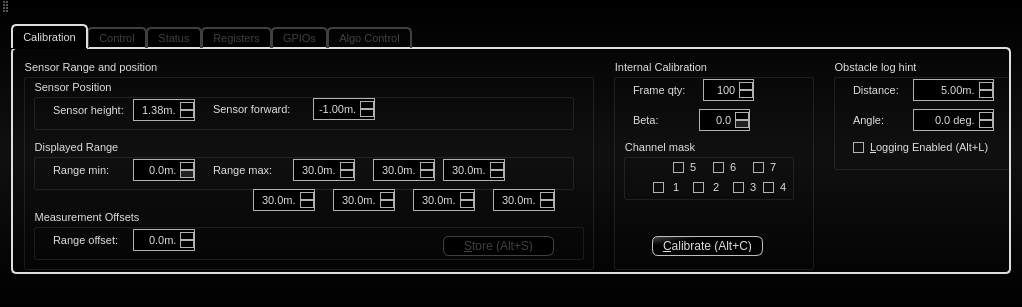
samanwaya-jena/EVAL-ADAL6110-16-GUI, file src/AWLQtDemo/awlqtdemo.ui: the form before one commit.
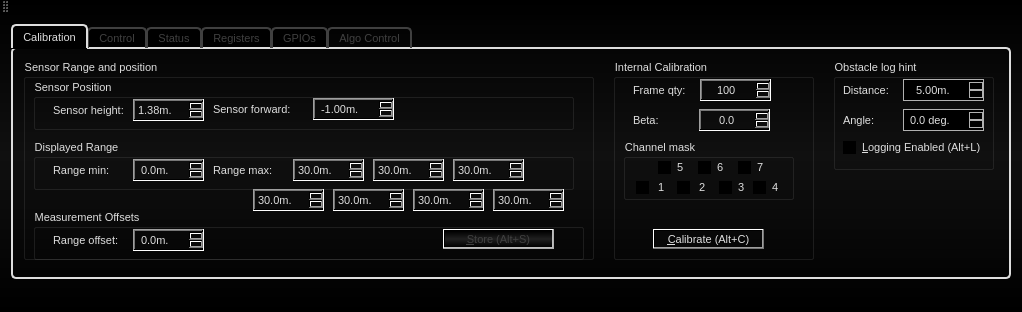
The form after the commit. Icons and pictures are not drawn.

```diff
--- a/src/AWLQtDemo/awlqtdemo.ui
+++ b/src/AWLQtDemo/awlqtdemo.ui
@@ -10,7 +10,7 @@
     <x>0</x>
     <y>0</y>
     <width>1020</width>
-    <height>294</height>
+    <height>305</height>
    </rect>
   </property>
   <property name="sizePolicy">
@@ -447,14 +447,34 @@
 spacing: 10px; /* spacing between items in the tool bar */
 }
 
-QLabel
-{
-background:transparent;
+/* Provide a padding for the layout inside the frame. The frame
+   exists only to provide a padding for the top-right image, so we
+   explicitly disable the border. */
+#mainFrame {
+    padding-right: 30px;
+    border-style: none;
+    border-image: none; /* since we set a border-image below */
 }
-/*QAbstractItemView
-{
-background-color: QLinearGradient( x1: 0, y1: 0, x2: 0, y2: 1, stop: 0 #4d4d4d, stop: 0.1 #646464, stop: 1 #5d5d5d);
-}*/
+
+/* mainFrame won't have this border-image since we have
+   explicitly set it to 'none' using a more specific selector. */
+QLineEdit, QComboBox[editable=&quot;true&quot;], QSpinBox, QAbstractSpinBox {
+    border-image: url(:/Widgets/Images/Widgets/frame.png) 4;
+    border-width: 3;
+}
+
+/* color for hiliting selected text should be orange instead of default blue */
+QLineEdit, QComboBox[editable=&quot;true&quot;], QSpinBox, QAbstractSpinBox, QAbstractItemView {
+	selection-background-color: QLinearGradient( x1: 0, y1: 0, x2: 0, y2: 1, stop: 0 #ffa02f, stop: 1 #d7801a);
+}
+
+QLabel {
+	background:transparent;
+    border: none;
+    border-image: none;
+    padding: 0;
+    background: none;
+}
 
 QMenuBar
 {
@@ -513,16 +533,6 @@
 color: #000000;
 }
 
-QLineEdit
-{
-/*background-color: QLinearGradient( x1: 0, y1: 0, x2: 0, y2: 1, stop: 0 #4d4d4d, stop: 0 #646464, stop: 1 #5d5d5d);*/
-padding: 1px;
-border-style: solid;
-border: 1px solid #bebebe;
-border-radius: 5;
-background-color: #000000;
-}
-
 QTextEdit
 {
 background-color: #101010;
@@ -539,91 +549,89 @@
 background-color: #101010;
 }
 
-QPushButton
-{
-/*color: #dedede;*/
-/*background-color: QLinearGradient( x1: 0, y1: 0, x2: 0, y2: 1, stop: 0 #1a1a1a, stop: 0.1 #101010, stop: 0.5 #0e0e0e, stop: 0.9 #0a0a0a, stop: 1 #000000);
-*/
-border-width: 1px;
-border-color: #bebebe;
-border-style: solid;
-border-radius: 6;
-padding: 3px;
-font-size: 12px;
-padding-left: 5px;
-padding-right: 5px;
-font-size: 12px;
-/*background-color: #000000;*/
-/*background-color:qlineargradient(spread:pad, x1:0.5, y1:0.5, x2:0, y2:0, stop:0 rgba(0, 0, 0, 255), stop:0.5 rgba(32, 32, 32, 255) stop:1 rgba(0, 0, 0, 255));*/
-	background-color: qlineargradient(spread:pad, x1:1, y1:1, x2:0, y2:0.017, stop:0.753769 rgba(0, 0, 0, 255), stop:1 rgba(69, 69, 69, 255));
+/* Customize push buttons and comboboxes. Our read-only combobox
+   is very similar to a push button, so they share the same border image. */
+
+QPushButton {
+    min-width: 4em;
 }
 
-QPushButton:disabled
-{
-/*color: #dedede;*/
-border-width: 1px;
-border-color: #404040;
-border-style: solid;
-border-radius: 6;
-padding: 3px;
-font-size: 12px;
-padding-left: 5px;
-padding-right: 5px;
-font-size: 12px;
-background-color: #000000;
+QPushButton, QComboBox[editable=&quot;false&quot;],
+QComboBox[editable=&quot;true&quot;]::drop-down, QSpinBox, QAbstractSpinBox {
+    border-image:  url(:/Widgets/Images/Widgets/pushbutton.png) 5;
+    border-width: 5;
 }
 
-QPushButton:pressed
-{
-background-color: QLinearGradient( x1: 0, y1: 0, x2: 0, y2: 1, stop: 0 #4d4d4d, stop: 0.1 #4b4b4b, stop: 0.5 #494949, stop: 0.9 #484848, stop: 1 #454545);
+QPushButton:hover, QComboBox[editable=&quot;false&quot;]:hover,
+QComboBox[editable=&quot;true&quot;]::drop-down:hover, QMenuBar::item:hover, QSpinBox:hover, QAbstractSpinBox:hover {
+    border-image: url(:/Widgets/Images/Widgets/pushbutton_hover.png) 5;
+    border-width: 5;
 }
 
-QPushButton:hover
-{
-border: 1px solid QLinearGradient( x1: 0, y1: 0, x2: 0, y2: 1, stop: 0 #ffa02f, stop: 1 #d7801a);
+QPushButton:pressed, QComboBox[editable=&quot;false&quot;]:on,
+QComboBox[editable=&quot;true&quot;]::drop-down:on, QMenuBar::item:on , QSpinBox:pressed, QAbstractSpinBox:pressed{
+    border-image: url(:/Widgets/Images/Widgets/pushbutton_pressed.png) 5;
+    border-width: 5;
 }
 
-QComboBox
-{
-selection-background-color: #ffaa00;
-/*background-color: #000000;*/
-background-color:qlineargradient(spread:pad, x1:0.5, y1:0.5, x2:0, y2:0, stop:0 rgba(0, 0, 0, 255), stop:0.5 rgba(32, 32, 32, 255) stop:1 rgba(0, 0, 0, 255));
-border-style: solid;
-border: 1px solid #bebebe;
-border-radius: 5;
+/* Customize read-only comboboxes. */
+
+QComboBox[editable=&quot;false&quot;] {
+    padding-left: 3px;
+    padding-right: 20px; /* space for the arrow */
 }
 
-QComboBox:hover
-{
-border: 1px solid QLinearGradient( x1: 0, y1: 0, x2: 0, y2: 1, stop: 0 #ffa02f, stop: 1 #d7801a);
+QComboBox[editable=&quot;false&quot;]::drop-down {
+    subcontrol-origin: padding;
+    subcontrol-position: top right;
+    width: 15px;
+    border-left-style: solid;
+    border-left-color: darkgray;
+    border-left-width: 1px;
 }
 
+QComboBox[editable=&quot;false&quot;]::down-arrow {
+    subcontrol-origin: content;
+    subcontrol-position: center;
+    position: relative;
+    left: 1px; /* 1 pixel dropdown border */
+}
 
-QComboBox:on
-{
-padding-top: 3px;
-padding-left: 4px;
-background-color: QLinearGradient( x1: 0, y1: 0, x2: 0, y2: 1, stop: 0 #0d0d0d, stop: 0.1 #0b0b0b, stop: 0.5 #090909, stop: 0.9 #080808, stop: 1 #050505);
-selection-background-color: #ffaa00;
+/* The combobox arrow is on when the popup is open. */
+QComboBox[editable=&quot;false&quot;]::down-arrow:on {
+    position: relative;
+    top: 1px;
+    left: 2px;
 }
 
-QComboBox QAbstractItemView
-{
-border: 2px solid darkgray;
-selection-background-color: QLinearGradient( x1: 0, y1: 0, x2: 0, y2: 1, stop: 0 #ffa02f, stop: 1 #d7801a);
+/* Customize editable comboboxes. */
+
+QComboBox[editable=&quot;true&quot;] {
+    padding-right: 16px;
 }
 
-QComboBox::drop-down
-{
-subcontrol-origin: padding;
-subcontrol-position: top right;
-width: 15px;
+QComboBox[editable=&quot;true&quot;]::drop-down {
+    subcontrol-origin: border;
+    subcontrol-position: top right;
+    width: 13px;
+    position: absolute;
+    top: 2px;
+    bottom: 2px;
+    right: 2px;
+}
 
-border-left-width: 0px;
-border-left-color: darkgray;
-border-left-style: solid; /* just a single line */
-border-top-right-radius: 3px; /* same radius as the QComboBox */
-border-bottom-right-radius: 3px;
+QComboBox[editable=&quot;true&quot;]::drop-down,
+QComboBox[editable=&quot;true&quot;]::drop-down:hover,
+QComboBox[editable=&quot;true&quot;]::drop-down:on {
+    border-width: 0px;  
+    border-left-width: 3px; /* we need only left and center part */
+}
+
+/* Shift the arrow when it's open. */
+QComboBox[editable=&quot;true&quot;]::down-arrow:on {
+    position: relative;
+    top: 1px;
+    left: 1px;
 }
 
 QGroupBox:focus
@@ -711,6 +719,7 @@
 subcontrol-origin: margin;
 }
 
+/*
 QScrollBar::up-arrow:vertical, QScrollBar::down-arrow:vertical
 {
 border: 1px solid black;
@@ -718,12 +727,14 @@
 height: 1px;
 background: white;
 }
+*/
 
 QScrollBar::add-page:vertical, QScrollBar::sub-page:vertical
 {
 background: none;
 }
 
+
 QHeaderView::section
 {
 background-color: QLinearGradient(x1:0, y1:0, x2:0, y2:1, stop:0 #616161, stop: 0.5 #505050, stop: 0.6 #434343, stop:1 #656565);
@@ -867,27 +878,37 @@
 border:transparent;
 }
 
-QRadioButton::indicator:checked, QRadioButton::indicator:unchecked{
-color: #b1b1b1;
-/*background-color: #808080*/;
-border: 1px solid #b1b1b1;
-border-radius: 6px;
+QRadioButton::indicator:unchecked{
+image: url(:/Widgets/Images/Widgets/radiobutton_unchecked.png);
 }
 
+QRadioButton::indicator:unchecked:hover {
+    image: url(:/Widgets/Images/Widgets/radiobutton_unchecked_hover.png);
+}
+
+QRadioButton::indicator:unchecked:pressed {
+    image: url(:/Widgets/Images/Widgets/radiobutton_unchecked_pressed.png);
+}
+
+
 QRadioButton::indicator:checked
 {
-background-color: qradialgradient(
-cx: 0.5, cy: 0.5,
-fx: 0.5, fy: 0.5,
-radius: 1.0,
-stop: 0.25 #ffaa00,
-stop: 0.3 #000000
-);
+    image: url(:/Widgets/Images/Widgets/radiobutton_checked.png);
+
 }
 
+QRadioButton::indicator:checked:hover {
+    image: url(:/Widgets/Images/Widgets/radiobutton_checked_hover.png);
+}
+
+QRadioButton::indicator:checked:pressed {
+    image: url(:/Widgets/Images/Widgets/radiobutton_checked_pressed.png);
+}
+
+
 QRadioButton::indicator
 {
-border-radius: 6px;
+background: transparent;
 }
 
  QRadioButton::indicator:disabled
@@ -895,21 +916,6 @@
 border: 1px solid #444;
 }
 
-QRadioButton::indicator:hover, QCheckBox::indicator:hover
-{
-border: 1px solid #ffaa00;
-}
-
-
-QCheckBox::indicator
-{
-color: #b1b1b1;
-/*background-color: #808080;*/
-border: 1px solid #b1b1b1;
-width: 9px;
-height: 9px;
-}
-
 QCheckBox::indicator:disabled
 {
 border: 1px solid #444;
@@ -921,41 +927,93 @@
 }
 
 QCheckBox::indicator{
-color: #b1b1b1;
-/*background-color: #808080;*/
-border: 1px solid #b1b1b1;
-width: 9px;
-height: 9px;
+background:#000000;
+border: 0px solid #b1b1b1;
+width: 13px;
+height:13px;
 }
 
-QCheckBox::indicator:checked, QCheckBox::indicator:unchecked{
-color: #b1b1b1;
-/*background-color: #808080;*/
-border: 1px solid #b1b1b1;
-border-radius: 6px;
-}
 
 QCheckBox::indicator:checked
 {
-background-color: qradialgradient(
-cx: 0.5, cy: 0.5,
-fx: 0.5, fy: 0.5,
-radius: 1.0,
-stop: 0.25 #ffaa00,
-stop: 0.3 #000000
-);
+    image: url(:/Widgets/Images/Widgets/checkbox_checked.png);
 }
 
-QAbstractSpinBox {
-color: #dedede;
-background-color: #000000;
-border: 1px solid #b1b1b1;
+QCheckBox::indicator:unchecked {
+    image: url(:/Widgets/Images/Widgets/checkbox_unchecked.png);
+}
+
+QCheckBox::indicator:unchecked:hover {
+    image: url(:/Widgets/Images/Widgets/checkbox_unchecked_hover.png);
+}
+
+QCheckBox::indicator:unchecked:pressed {
+    image: url(:/Widgets/Images/Widgets/checkbox_unchecked_pressed.png);
+}
+
+QCheckBox::indicator:checked:hover {
+    image: url(:/Widgets/Images/Widgets/checkbox_checked_hover.png);
+}
+
+QCheckBox::indicator:checked:pressed {
+    image: url(:/Widgets/Images/Widgets/checkbox_checked_pressed.png);
+}
+
+/* Customize spin boxes. */
+
+QSpinBox { 
+    padding-right: 15px;
+}
+
+QSpinBox::up-button {
+    subcontrol-origin: border;
+    subcontrol-position: top right;
+
+    width: 16px; /* 16 + 2*1px border-width = 15px padding + 3px parent border */
+    border-image: url(:/Widgets/Images/Widgets/spinup.png) 1;
+    border-width: 1px;
+}
+
+QSpinBox::up-button:hover {
+    border-image: url(:/Widgets/Images/Widgets/spinup_hover.png) 1;
+}
+
+QSpinBox::up-button:pressed {
+    border-image: url(:/Widgets/Images/Widgets/spinup_pressed.png) 1;
+}
+
+QSpinBox::down-button {
+    subcontrol-origin: border;
+    subcontrol-position: bottom right;
+
+    width: 16px;
+    border-image: url(:/Widgets/Images/Widgets/spindown.png) 1;
+    border-width: 1px;
+    border-top-width: 0;
+}
+
+QSpinBox::down-button:hover {
+    border-image: url(:/Widgets/Images/Widgets/spindown_hover.png) 1;
+}
+
+QSpinBox::down-button:pressed {
+    border-image: url(:/Widgets/Images/Widgets/spindown_pressed.png) 1;
+}
+
+/* Customize double spin boxes. */
+
+QAbstractSpinBox { 
+    padding-right: 15px;
+
 }
 
 QAbstractSpinBox::up-button {
-color: #dedede;
-background-color: #000000;
-border: 1px solid #b1b1b1;
+    subcontrol-origin: border;
+    subcontrol-position: top right;
+
+    width: 16px; /* 16 + 2*1px border-width = 15px padding + 3px parent border */
+    border-image: url(:/Widgets/Images/Widgets/spinup.png) 1;
+    border-width: 1px;
 }
 
 QAbstractSpinBox::up-button:hover {
@@ -964,25 +1022,17 @@
 }
 
 QAbstractSpinBox::up-button:pressed {
-background-color: QLinearGradient( x1: 0, y1: 0, x2: 0, y2: 1, stop: 0 #4d4d4d, stop: 0.1 #4b4b4b, stop: 0.5 #494949, stop: 0.9 #484848, stop: 1 #454545);
-}
-
-QAbstractSpinBox::up-arrow {
-color: #dedede;
-background-color: #000000;
-
-}
-
-QAbstractSpinBox::up-arrow:disabled, QSpinBox::up-arrow:off { /* off state when value is max */
-color: #404040;
-background-color: #202020;
-border: 1px solid #b1b1b1;
+    border-image: url(:/Widgets/Images/Widgets/spinup_pressed.png) 1;
 }
 
 QAbstractSpinBox::down-button {
-color: #dedede;
-background-color: #000000;
-border: 1px solid #b1b1b1;
+    subcontrol-origin: border;
+    subcontrol-position: bottom right;
+
+    width: 16px;
+    border-image: url(:/Widgets/Images/Widgets/spindown.png) 1;
+    border-width: 1px;
+    border-top-width: 0;
 }
 
 QAbstractSpinBox::down-button:hover {
@@ -991,19 +1041,7 @@
  }
 
 QAbstractSpinBox::down-button:pressed {
-background-color: QLinearGradient( x1: 0, y1: 0, x2: 0, y2: 1, stop: 0 #4d4d4d, stop: 0.1 #4b4b4b, stop: 0.5 #494949, stop: 0.9 #484848, stop: 1 #454545);
-}
-
-QAbstractSpinBox::down-arrow {
-color: #dedede;
-background-color: #000000;
-
-}
-
-QAbstractSpinBox::down-arrow:disabled,
-QAbstractSpinBox::down-arrow:off { /* off state when value in min */
-color: #404040;
-background-color: #202020;
+    border-image: url(:/Widgets/Images/Widgets/spindown_pressed.png) 1;
 }
 
 QTableView
@@ -1014,22 +1052,27 @@
 color: rgb(255,255,255);
 }
 
-/*
-QTableView::focus
-{
-border-color: transparent;
+/* Customize arrows. */
+
+*::down-arrow, *::menu-indicator {
+    image: url(:/Widgets/Images/Widgets/down_arrow.png);
+    width: 7px;
+    height: 7px;
 }
-*/
-/*
-QToolTip
-{
-border: 1px solid black;
-background-color: #ffa02f;
-padding: 1px;
-border-radius: 3px;
-opacity: 100;
+
+*::down-arrow:disabled, *::down-arrow:off {
+   image: url(:/Widgets/Images/Widgets/down_arrow_disabled.png);
 }
-*/
+
+*::up-arrow {
+    image: url(:/Widgets/Images/Widgets/up_arrow.png);
+    width: 7px;
+    height: 7px;
+}
+
+*::up-arrow:disabled, *::up-arrow:off {
+   image: url(:/WidgetImages/Iimages/up_arrow_disabled.png);
+}
 
 QToolbar
 {
@@ -1100,7 +1143,6 @@
 {
 border: 2px solid QLinearGradient( x1: 0, y1: 0, x2: 0, y2: 1, stop: 0 #ffa02f, stop: 1 #d7801a);
 }
-
 </string>
   </property>
   <property name="tabShape">
@@ -1133,7 +1175,7 @@
         <property name="minimumSize">
          <size>
           <width>1000</width>
-          <height>250</height>
+          <height>255</height>
          </size>
         </property>
         <property name="sizeIncrement">
@@ -1176,7 +1218,7 @@
             <x>600</x>
             <y>10</y>
             <width>201</width>
-            <height>211</height>
+            <height>201</height>
            </rect>
           </property>
           <property name="styleSheet">
@@ -1209,7 +1251,7 @@
            <widget class="QCheckBox" name="calibrationChannel7CheckBox">
             <property name="geometry">
              <rect>
-              <x>130</x>
+              <x>115</x>
               <y>20</y>
               <width>31</width>
               <height>17</height>
@@ -1225,7 +1267,7 @@
            <widget class="QCheckBox" name="calibrationChannel6CheckBox">
             <property name="geometry">
              <rect>
-              <x>90</x>
+              <x>75</x>
               <y>20</y>
               <width>31</width>
               <height>17</height>
@@ -1241,9 +1283,9 @@
            <widget class="QCheckBox" name="calibrationChannel5CheckBox">
             <property name="geometry">
              <rect>
-              <x>50</x>
+              <x>35</x>
               <y>20</y>
-              <width>31</width>
+              <width>33</width>
               <height>17</height>
              </rect>
             </property>
@@ -1253,13 +1295,16 @@
             <property name="text">
              <string>5</string>
             </property>
+            <property name="checked">
+             <bool>true</bool>
+            </property>
            </widget>
            <widget class="QCheckBox" name="calibrationChannel2CheckBox">
             <property name="geometry">
              <rect>
-              <x>70</x>
+              <x>54</x>
               <y>40</y>
-              <width>31</width>
+              <width>33</width>
               <height>17</height>
              </rect>
             </property>
@@ -1273,9 +1318,9 @@
            <widget class="QCheckBox" name="calibrationChannel3CheckBox">
             <property name="geometry">
              <rect>
-              <x>110</x>
+              <x>96</x>
               <y>40</y>
-              <width>31</width>
+              <width>33</width>
               <height>17</height>
              </rect>
             </property>
@@ -1289,9 +1334,9 @@
            <widget class="QCheckBox" name="calibrationChannel1CheckBox">
             <property name="geometry">
              <rect>
-              <x>30</x>
+              <x>13</x>
               <y>40</y>
-              <width>31</width>
+              <width>33</width>
               <height>17</height>
              </rect>
             </property>
@@ -1302,15 +1347,15 @@
              <string> 1</string>
             </property>
             <property name="checked">
-             <bool>false</bool>
+             <bool>true</bool>
             </property>
            </widget>
            <widget class="QCheckBox" name="calibrationChannel4CheckBox">
             <property name="geometry">
              <rect>
-              <x>140</x>
+              <x>130</x>
               <y>40</y>
-              <width>31</width>
+              <width>35</width>
               <height>17</height>
              </rect>
             </property>
@@ -1346,7 +1391,7 @@
             <rect>
              <x>86</x>
              <y>50</y>
-             <width>51</width>
+             <width>71</width>
              <height>22</height>
             </rect>
            </property>
@@ -1369,9 +1414,9 @@
           <widget class="QSpinBox" name="calibrationFrameQtySpinBox">
            <property name="geometry">
             <rect>
-             <x>90</x>
+             <x>87</x>
              <y>20</y>
-             <width>51</width>
+             <width>71</width>
              <height>22</height>
             </rect>
            </property>
@@ -1416,8 +1461,8 @@
           <widget class="QPushButton" name="calibrateButton">
            <property name="geometry">
             <rect>
-             <x>39</x>
-             <y>177</y>
+             <x>40</x>
+             <y>170</y>
              <width>111</width>
              <height>20</height>
             </rect>
@@ -1448,7 +1493,7 @@
             <x>10</x>
             <y>10</y>
             <width>571</width>
-            <height>211</height>
+            <height>201</height>
            </rect>
           </property>
           <property name="styleSheet">
@@ -1480,7 +1525,7 @@
              <rect>
               <x>100</x>
               <y>20</y>
-              <width>62</width>
+              <width>71</width>
               <height>22</height>
              </rect>
             </property>
@@ -1527,7 +1572,7 @@
              <rect>
               <x>280</x>
               <y>19</y>
-              <width>62</width>
+              <width>81</width>
               <height>22</height>
              </rect>
             </property>
@@ -1609,7 +1654,7 @@
              <rect>
               <x>100</x>
               <y>20</y>
-              <width>62</width>
+              <width>71</width>
               <height>22</height>
              </rect>
             </property>
@@ -1642,7 +1687,7 @@
             <property name="geometry">
              <rect>
               <x>410</x>
-              <y>27</y>
+              <y>20</y>
               <width>111</width>
               <height>20</height>
              </rect>
@@ -1725,7 +1770,7 @@
              <rect>
               <x>100</x>
               <y>20</y>
-              <width>62</width>
+              <width>71</width>
               <height>22</height>
              </rect>
             </property>
@@ -1753,7 +1798,7 @@
              <rect>
               <x>260</x>
               <y>20</y>
-              <width>62</width>
+              <width>71</width>
               <height>22</height>
              </rect>
             </property>
@@ -1779,13 +1824,53 @@
              <double>30.000000000000000</double>
             </property>
            </widget>
+           <widget class="QDoubleSpinBox" name="sensorRangeMax6SpinBox">
+            <property name="geometry">
+             <rect>
+              <x>420</x>
+              <y>20</y>
+              <width>71</width>
+              <height>22</height>
+             </rect>
+            </property>
+            <property name="styleSheet">
+             <string notr="true"/>
+            </property>
+            <property name="wrapping">
+             <bool>false</bool>
+            </property>
+            <property name="frame">
+             <bool>true</bool>
+            </property>
+            <property name="alignment">
+             <set>Qt::AlignRight|Qt::AlignTrailing|Qt::AlignVCenter</set>
+            </property>
+            <property name="buttonSymbols">
+             <enum>QAbstractSpinBox::UpDownArrows</enum>
+            </property>
+            <property name="suffix">
+             <string>m.</string>
+            </property>
+            <property name="decimals">
+             <number>1</number>
+            </property>
+            <property name="maximum">
+             <double>1000.000000000000000</double>
+            </property>
+            <property name="singleStep">
+             <double>0.100000000000000</double>
+            </property>
+            <property name="value">
+             <double>30.000000000000000</double>
+            </property>
+           </widget>
           </widget>
           <widget class="QDoubleSpinBox" name="sensorRangeMax5SpinBox">
            <property name="geometry">
             <rect>
              <x>350</x>
              <y>100</y>
-             <width>62</width>
+             <width>71</width>
              <height>22</height>
             </rect>
            </property>
@@ -1811,52 +1896,12 @@
             <double>30.000000000000000</double>
            </property>
           </widget>
-          <widget class="QDoubleSpinBox" name="sensorRangeMax6SpinBox">
-           <property name="geometry">
-            <rect>
-             <x>420</x>
-             <y>100</y>
-             <width>62</width>
-             <height>22</height>
-            </rect>
-           </property>
-           <property name="styleSheet">
-            <string notr="true"/>
-           </property>
-           <property name="wrapping">
-            <bool>false</bool>
-           </property>
-           <property name="frame">
-            <bool>true</bool>
-           </property>
-           <property name="alignment">
-            <set>Qt::AlignRight|Qt::AlignTrailing|Qt::AlignVCenter</set>
-           </property>
-           <property name="buttonSymbols">
-            <enum>QAbstractSpinBox::UpDownArrows</enum>
-           </property>
-           <property name="suffix">
-            <string>m.</string>
-           </property>
-           <property name="decimals">
-            <number>1</number>
-           </property>
-           <property name="maximum">
-            <double>1000.000000000000000</double>
-           </property>
-           <property name="singleStep">
-            <double>0.100000000000000</double>
-           </property>
-           <property name="value">
-            <double>30.000000000000000</double>
-           </property>
-          </widget>
           <widget class="QDoubleSpinBox" name="sensorRangeMax0SpinBox">
            <property name="geometry">
             <rect>
              <x>230</x>
              <y>130</y>
-             <width>62</width>
+             <width>71</width>
              <height>22</height>
             </rect>
            </property>
@@ -1887,7 +1932,7 @@
             <rect>
              <x>390</x>
              <y>130</y>
-             <width>62</width>
+             <width>71</width>
              <height>22</height>
             </rect>
            </property>
@@ -1918,7 +1963,7 @@
             <rect>
              <x>310</x>
              <y>130</y>
-             <width>62</width>
+             <width>71</width>
              <height>22</height>
             </rect>
            </property>
@@ -1949,7 +1994,7 @@
             <rect>
              <x>470</x>
              <y>130</y>
-             <width>62</width>
+             <width>71</width>
              <height>22</height>
             </rect>
            </property>
@@ -1984,7 +2029,7 @@
            <rect>
             <x>820</x>
             <y>10</y>
-            <width>181</width>
+            <width>161</width>
             <height>111</height>
            </rect>
           </property>
@@ -1997,7 +2042,7 @@
           <widget class="QLabel" name="targetHintAngleLabel">
            <property name="geometry">
             <rect>
-             <x>20</x>
+             <x>10</x>
              <y>53</y>
              <width>31</width>
              <height>16</height>
@@ -2016,7 +2061,7 @@
           <widget class="QDoubleSpinBox" name="targetHintAngleSpinBox">
            <property name="geometry">
             <rect>
-             <x>80</x>
+             <x>70</x>
              <y>50</y>
              <width>81</width>
              <height>22</height>
@@ -2621,7 +2666,7 @@
           <widget class="QLabel" name="targetHintDistanceLabel">
            <property name="geometry">
             <rect>
-             <x>20</x>
+             <x>10</x>
              <y>23</y>
              <width>61</width>
              <height>16</height>
@@ -2640,7 +2685,7 @@
           <widget class="QDoubleSpinBox" name="targetHintDistanceSpinBox">
            <property name="geometry">
             <rect>
-             <x>80</x>
+             <x>70</x>
              <y>20</y>
              <width>81</width>
              <height>22</height>
@@ -3245,7 +3290,7 @@
           <widget class="QCheckBox" name="distanceLogFileCheckbox">
            <property name="geometry">
             <rect>
-             <x>20</x>
+             <x>10</x>
              <y>80</y>
              <width>141</width>
              <height>17</height>
```
Left out of the diff: 35 changed lines with no effect on the pictures.
